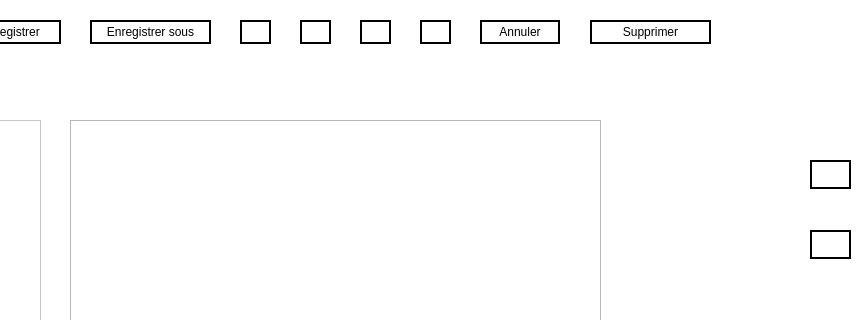
NesrineGhannay/ImagEdit, file imagedit.ui: the form before one commit; both pictures show x 160 to 1027 and y 0 to 320 of the 1027 by 541 pixel window.
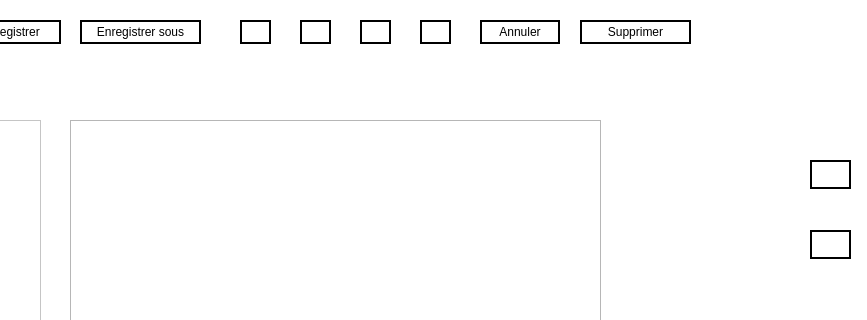
The form after the commit. Icons and pictures are not drawn.

Diff of the .ui file:
```diff
--- a/imagedit.ui
+++ b/imagedit.ui
@@ -82,7 +82,7 @@
    <widget class="QPushButton" name="save_under">
     <property name="geometry">
      <rect>
-      <x>250</x>
+      <x>240</x>
       <y>20</y>
       <width>121</width>
       <height>24</height>
@@ -105,9 +105,9 @@
    <widget class="QPushButton" name="save_under_2">
     <property name="geometry">
      <rect>
-      <x>750</x>
+      <x>740</x>
       <y>20</y>
-      <width>121</width>
+      <width>111</width>
       <height>24</height>
      </rect>
     </property>
```
